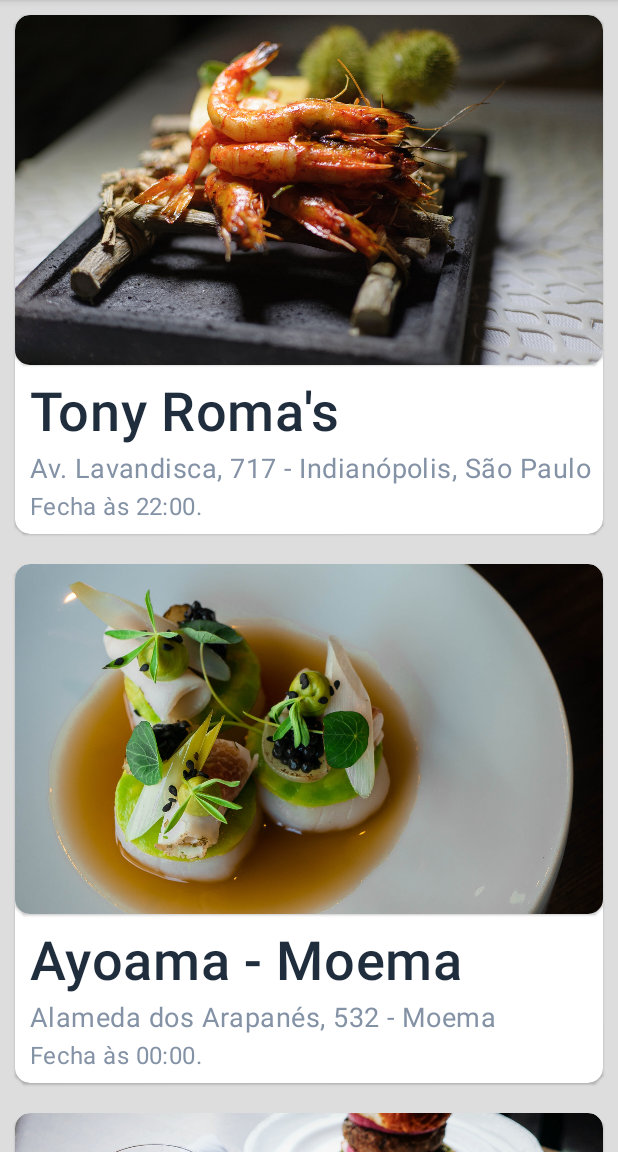
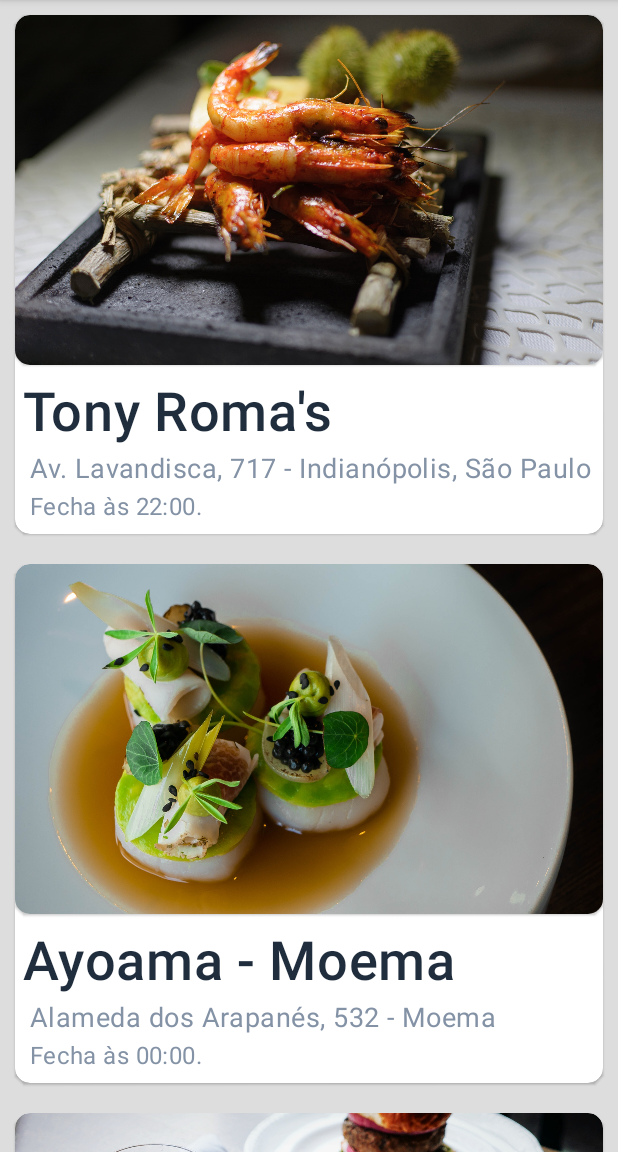
Before and after one commit to gabrielaraujoz/AndroidChallenge, an Android app: the RestaurantListActivity screen opened directly, with no data from a screen before it, on a phone screen of 412 x 824 dp, the part 84-1236 px from its top. Run offline under Robolectric (Android 15) with nearby library versions, the phone set to English and light mode, and no system bars; Roboto replaces fonts that are not available here.

Commit message:
Mais um ajuste de posicionamento

```diff
--- a/app/src/main/res/layout/pratos_card_view.xml
+++ b/app/src/main/res/layout/pratos_card_view.xml
@@ -33,7 +33,7 @@
                 android:id="@+id/imgPratoCardView"
                 tools:src="@drawable/restaurant1"
                 android:layout_gravity="center_vertical"
-                android:scaleType="fitXY"
+                android:scaleType="centerCrop"
                 android:contentDescription="@string/restaurant_image_description"
                 />
                 <TextView
--- a/app/src/main/res/layout/restaurants_card_view.xml
+++ b/app/src/main/res/layout/restaurants_card_view.xml
@@ -44,7 +44,7 @@
             tools:text="@string/card_txtview_1"
             android:textColor="@color/text_color_dark"
             android:textSize="36sp"
-            android:layout_marginStart="10dp"
+            android:layout_marginStart="5dp"
             android:layout_marginTop="5dp"
             android:textAppearance="?attr/textAppearanceHeadline6"
             />
```
